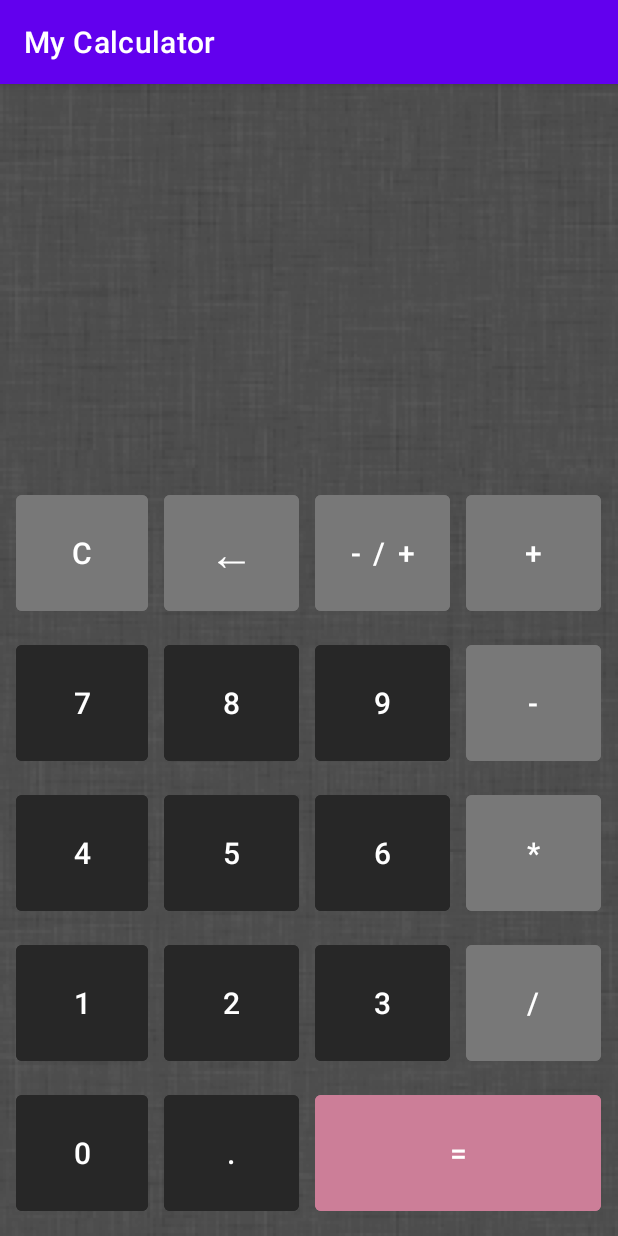
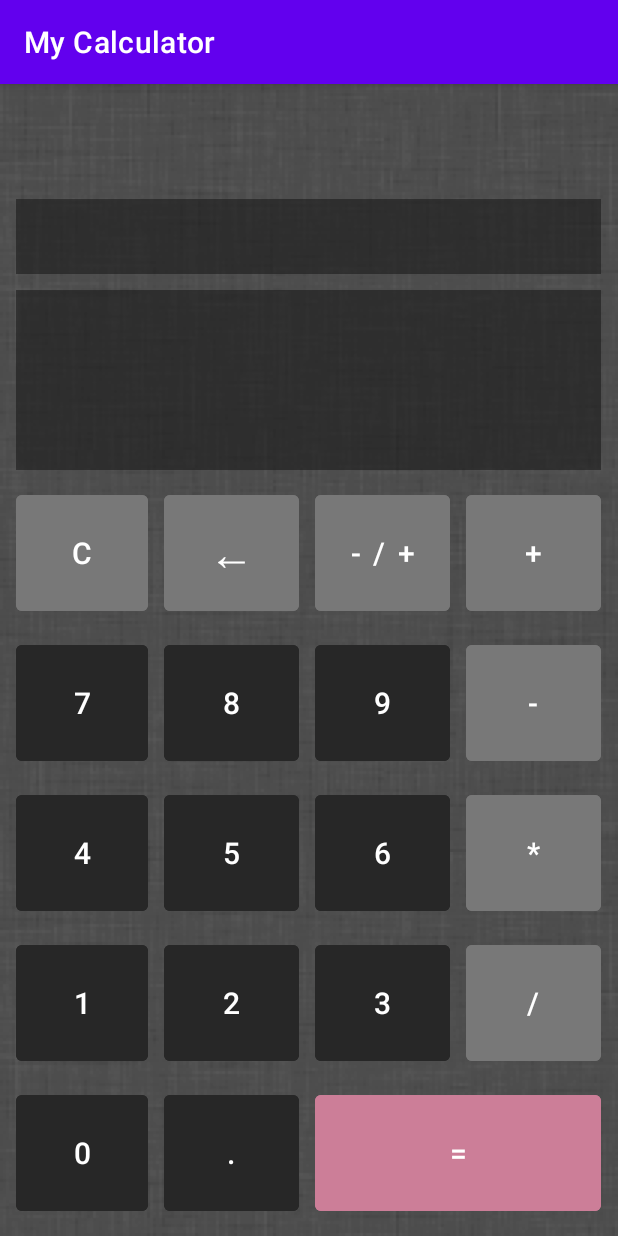
Before and after one commit to CassandraThalia/Calculator, an Android app: the screen it shows after launch (MainActivity), on a phone screen of 412 x 824 dp. Run offline under Robolectric (Android 15) with nearby library versions, the phone set to English and light mode, and no system bars.

```diff
--- a/app/src/main/java/com/example/calculator/CalcClass.java
+++ b/app/src/main/java/com/example/calculator/CalcClass.java
@@ -88,11 +88,8 @@ public class CalcClass {
             answer = String.format("%.0f", dAnswer);
         }
         else{
-            answer = Double.toString(dAnswer);
+            answer = String.format("%.10f", dAnswer);
         }
         return answer;
     }
-
-
-
 }
--- a/app/src/main/res/layout/activity_main.xml
+++ b/app/src/main/res/layout/activity_main.xml
@@ -24,9 +24,13 @@
                 android:layout_width="wrap_content"
                 android:layout_height="50dp"
                 android:layout_margin="5dp"
+                android:paddingStart="10dp"
+                android:paddingEnd="10dp"
+                android:gravity="center_vertical"
                 android:layout_span="4"
-                android:textSize="35sp"
-                android:textColor="@color/lightpink"/>
+                android:textSize="20sp"
+                android:textColor="@color/lightgrey"
+                android:background="@color/greytransp" />
         </TableRow>
 
         <TableRow
@@ -38,10 +42,13 @@
                 android:layout_width="wrap_content"
                 android:layout_height="120dp"
                 android:layout_margin="5dp"
+                android:paddingStart="10dp"
+                android:paddingEnd="10dp"
+                android:gravity="end"
                 android:layout_span="4"
-                android:textSize="90sp"
+                android:textSize="85sp"
                 android:textColor="@color/white"
-                android:textAlignment="textEnd"/>
+                android:background="@color/greytransp" />
         </TableRow>
 
         <TableRow
--- a/app/src/main/res/values/colors.xml
+++ b/app/src/main/res/values/colors.xml
@@ -8,6 +8,8 @@
     <color name="black">#FF000000</color>
     <color name="white">#FFFFFFFF</color>
     <color name="medgrey">#535353</color>
+    <color name="greytransp">#9A1C1C1C</color>
+    <color name="lightgrey">#AFAFAF</color>
     <color name="darkpink">#787878</color>
     <color name="lightpink">#CC7E98</color>
     <color name="buttons">#272727</color>
```
Also changed, not shown: app/src/main/java/com/example/calculator/MainActivity.java (+9 -3 lines).
